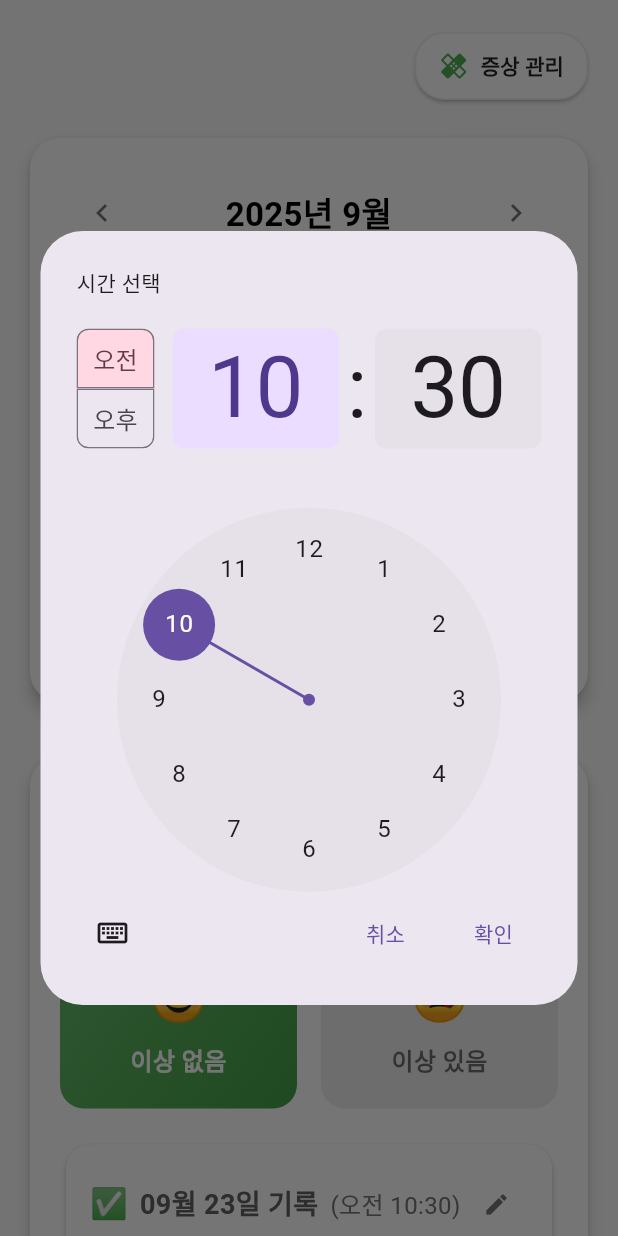
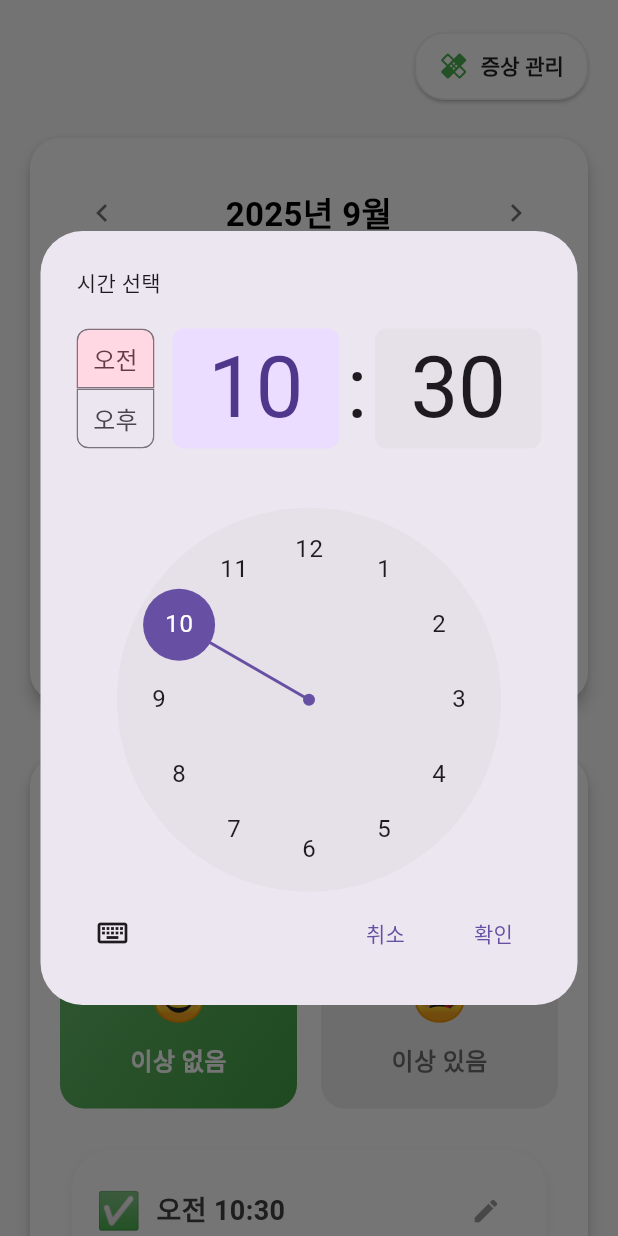
Before and after one commit to cathyjiwon/Checkey-mvp, a Flutter app: the DiaryScreen screen opened directly, after a tap on "이상 없음", after a tap on the "edit" icon, on a phone screen of 412 x 824 dp. Run offline on Flutter 3.47's test engine with Material 3 defaults, Android fonts, the light colour scheme and no system bars; drawn by our look-alikes of table_calendar; our stand-ins replace fl_chart, shared_preferences; accounts and stored records are empty.

Commit message:
일기 탭 ui 개선

```diff
--- a/lib/screens/diary_screen.dart
+++ b/lib/screens/diary_screen.dart
@@ -395,44 +395,60 @@ class _DiaryScreenState extends State<DiaryScreen> {
     final customSymptom = entry['customSymptom'] as String?;
     final timestamp = entry['timestamp'] as String?;
 
-    return Card(
-      elevation: 2,
+    String statusEmoji = '';
+    if (status == '이상 없음') {
+      statusEmoji = '✅';
+    } else if (status == '이상 있음') {
+      statusEmoji = '🚨';
+    }
+
+    // 동글동글한 디자인의 Container로 변경
+    return Container(
+      margin: const EdgeInsets.symmetric(vertical: 8.0, horizontal: 8.0),
+      padding: const EdgeInsets.all(16.0),
+      decoration: BoxDecoration(
         color: Colors.white,
-      shape: RoundedRectangleBorder(
-        borderRadius: BorderRadius.circular(16),
+        borderRadius: BorderRadius.circular(25.0), // 둥근 모서리
+        boxShadow: [
+          BoxShadow(
+            color: Colors.grey.withOpacity(0.1),
+            spreadRadius: 2,
+            blurRadius: 5,
+            offset: const Offset(0, 3), // 그림자 효과
           ),
-      child: Padding(
-        padding: const EdgeInsets.all(16.0),
+        ],
+      ),
       child: Column(
         crossAxisAlignment: CrossAxisAlignment.start,
         children: [
           Row(
+            mainAxisAlignment: MainAxisAlignment.spaceBetween,
+            children: [
+              Row(
                 children: [
                   Text(
-                  status == '이상 없음' ? '✅' : '🚨',
-                  style: const TextStyle(fontSize: 20),
+                    statusEmoji,
+                    style: const TextStyle(fontSize: 24),
                   ),
-                const SizedBox(width: 8),
+                  const SizedBox(width: 10),
+                  if (timestamp != null)
                     Text(
-                  '${DateFormat('MM월 d일').format(_selectedDay)} 기록',
+                      DateFormat('a h:mm', 'ko_KR').format(DateTime.parse(timestamp)),
                       style: TextStyle(
                         fontSize: 18,
                         fontWeight: FontWeight.bold,
-                      color: Colors.grey[700]),
+                        color: Colors.grey[800],
                       ),
-                if (timestamp != null) ...[
-                  const SizedBox(width: 8),
-                  Text(
-                    '(${DateFormat('a h:mm', 'ko_KR').format(DateTime.parse(timestamp))})',
-                    style: TextStyle(fontSize: 16, color: Colors.grey[600]),
                     ),
                 ],
+              ),
               if (timestamp != null)
                 IconButton(
-                    icon: Icon(Icons.edit, size: 18, color: Colors.grey[600]),
+                  icon: Icon(Icons.edit, size: 20, color: Colors.grey[500]),
                   onPressed: () {
                     _showTimePickerForUpdate(entry);
                   },
+                  tooltip: '시간 변경',
                 ),
             ],
           ),
@@ -440,10 +456,11 @@ class _DiaryScreenState extends State<DiaryScreen> {
           if (status == '이상 있음') ...[
             if (frequentSymptoms != null && frequentSymptoms.isNotEmpty) ...[
               const Text(
-                  '자주 나타나는 증상:',
+                '자주 나타나는 증상',
                 style: TextStyle(
                   fontSize: 16,
                   fontWeight: FontWeight.w600,
+                  color: Colors.black87,
                 ),
               ),
               const SizedBox(height: 8),
@@ -466,10 +483,11 @@ class _DiaryScreenState extends State<DiaryScreen> {
             ],
             if (otherSymptoms != null && otherSymptoms.isNotEmpty) ...[
               const Text(
-                  '기록된 증상:',
+                '기록된 증상',
                 style: TextStyle(
                   fontSize: 16,
                   fontWeight: FontWeight.w600,
+                  color: Colors.black87,
                 ),
               ),
               const SizedBox(height: 8),
@@ -492,10 +510,11 @@ class _DiaryScreenState extends State<DiaryScreen> {
             ],
             if (customSymptom != null && customSymptom.isNotEmpty) ...[
               const Text(
-                  '자세한 증상:',
+                '자세한 증상',
                 style: TextStyle(
                   fontSize: 16,
                   fontWeight: FontWeight.w600,
+                  color: Colors.black87,
                 ),
               ),
               const SizedBox(height: 8),
@@ -518,7 +537,6 @@ class _DiaryScreenState extends State<DiaryScreen> {
             ),
           ],
         ],
-        ),
       ),
     );
   }
--- a/lib/widgets/frequent_symptom_drawer.dart
+++ b/lib/widgets/frequent_symptom_drawer.dart
@@ -66,7 +66,7 @@ class FrequentSymptomDrawer extends StatelessWidget {
           title: Text(title),
           content: TextField(
             controller: controller,
-            decoration: InputDecoration(hintText: "$title을 입력하세요"),
+            decoration: InputDecoration(hintText: "추가할 증상을 입력하세요."),
           ),
           actions: [
             TextButton(
```
Lines whose indentation alone changed are shown as unchanged.
